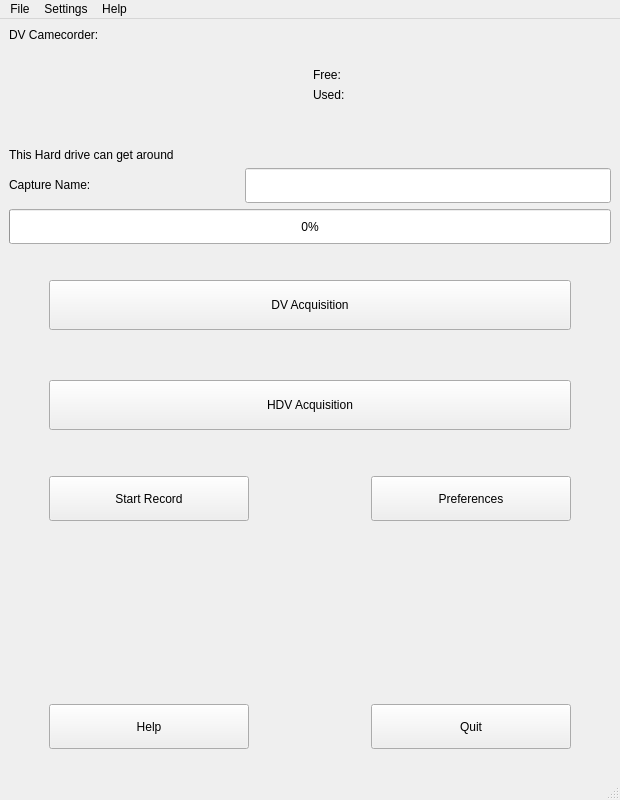
This is qdvgrab/ui/QDvgrab.ui in olielvewen/QDvGrab as Qt 5 draws it before an edit. The edited form follows.
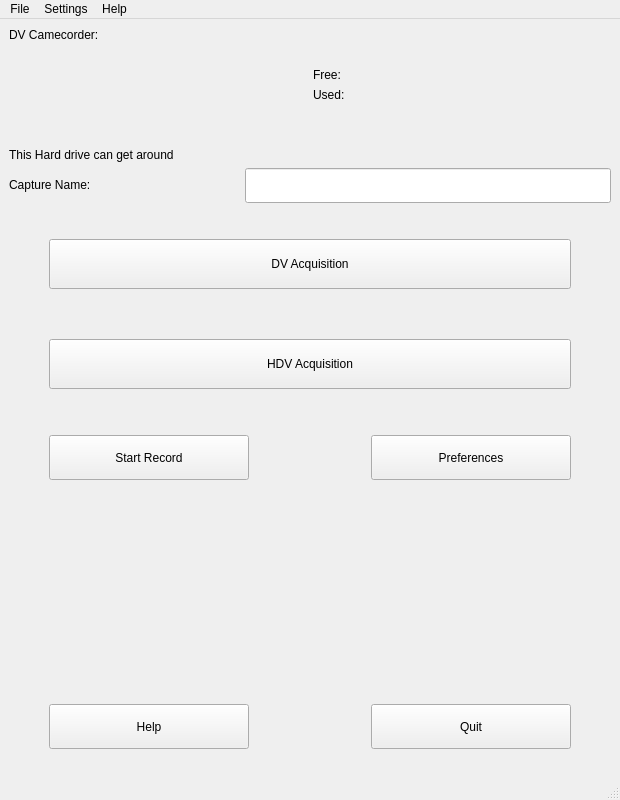
This is the edited form. Icons and pictures are not drawn.

Diff of the .ui file:
```diff
--- a/qdvgrab/ui/QDvgrab.ui
+++ b/qdvgrab/ui/QDvgrab.ui
@@ -139,19 +139,6 @@
         </item>
        </layout>
       </item>
-      <item>
-       <widget class="QProgressBar" name="progressbaracquisition">
-        <property name="minimumSize">
-         <size>
-          <width>571</width>
-          <height>35</height>
-         </size>
-        </property>
-        <property name="value">
-         <number>0</number>
-        </property>
-       </widget>
-      </item>
       <item>
        <layout class="QVBoxLayout" name="verticalLayout_3">
         <property name="leftMargin">
```
